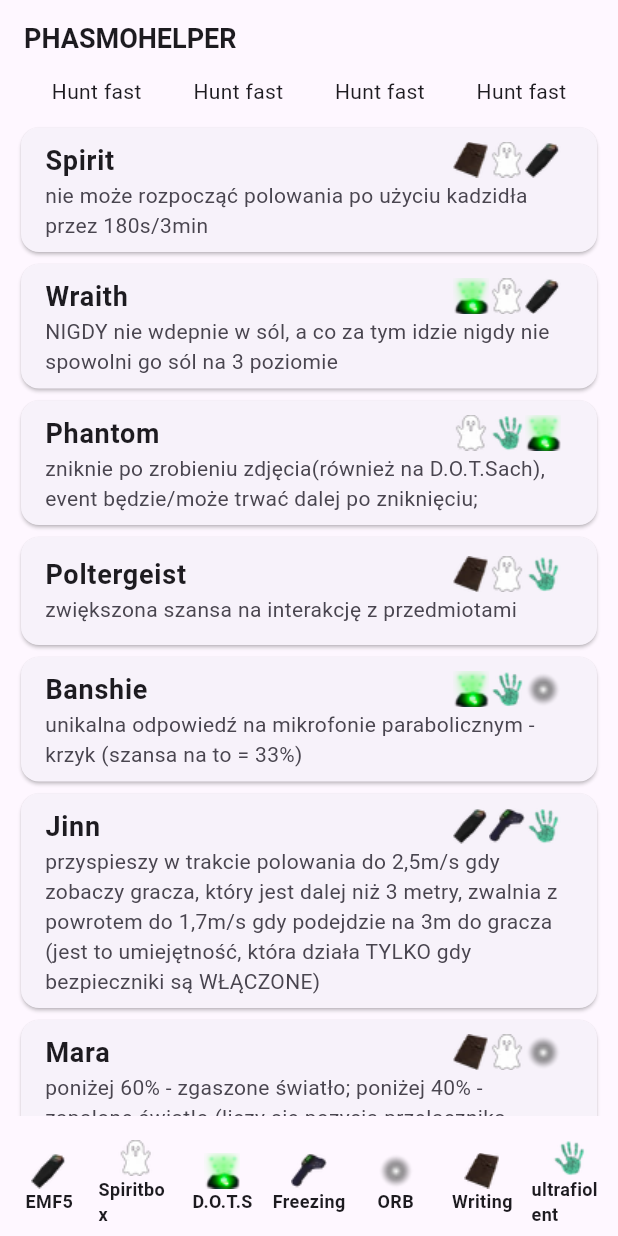
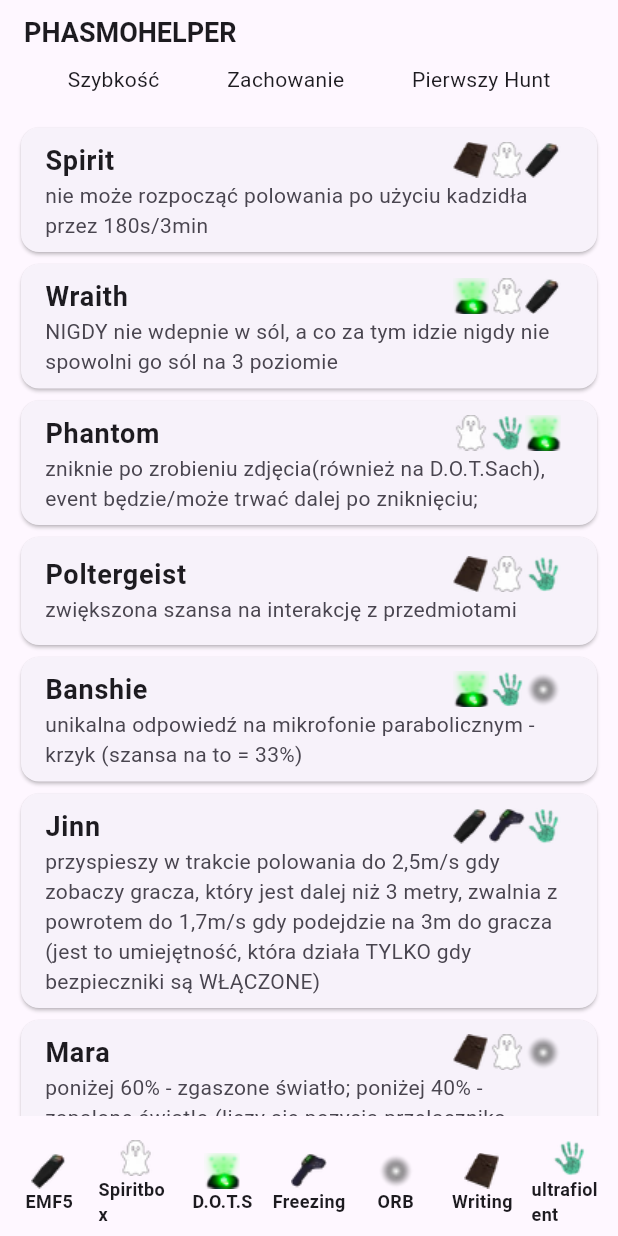
Before and after one commit to kakus94/flutter_phasmohelper, a Flutter app: the screen it shows after launch, on a phone screen of 412 x 824 dp. Run offline on Flutter 3.47's test engine with Material 3 defaults, Android fonts, the light colour scheme and no system bars; our stand-ins replace flutter_bloc, get_it, go_router; generated files the repository leaves out were written again.

Commit message:
added behaivor hunt

```diff
--- a/lib/controller/game_controller.dart
+++ b/lib/controller/game_controller.dart
@@ -6,7 +6,7 @@
   List<GhostModel> ghostList = Database.ghostList;
   List<Evidence> findedEvidences = [];
   Speed? norlmalSpeed;
-  Speed? superSpeed;
+  BehaviorHunt? behaviorHunt;
   HuntSanity? huntSanity;
 
   void addEvidence(Evidence evidence) {
@@ -25,8 +25,8 @@
     norlmalSpeed = speed;
   }
 
-  void setSuperSpeed(Speed speed) {
-    superSpeed = speed;
+  void setBehaviorHunt(BehaviorHunt? speed) {
+    behaviorHunt = speed;
   }
 
   void setHuntSanity(HuntSanity huntSanity) {
@@ -44,7 +44,6 @@
       if (findedEvidences.isEmpty) {
         return true;
       }
-
 
       if (findedEvidences.every((evidence) => e.evidence.contains(evidence))) {
         return true;
--- a/lib/main/cubit/main_screen.dart
+++ b/lib/main/cubit/main_screen.dart
@@ -6,6 +6,7 @@
 import 'package:flutter_phasmohelper/main/cubit/main_cubit.dart';
 import 'package:flutter_phasmohelper/main/cubit/main_state.dart';
 import 'package:flutter_phasmohelper/main/subview/bottom_navbar.dart';
+import 'package:flutter_phasmohelper/main/subview/top_drop_menu.dart';
 import 'package:flutter_phasmohelper/models/enums.dart';
 import 'package:flutter_phasmohelper/models/ghost/ghost_model.dart';
 
@@ -41,14 +42,9 @@
         centerTitle: false,
         bottom: PreferredSize(
           preferredSize: const Size.fromHeight(15),
-          child: Row(
-            mainAxisAlignment: MainAxisAlignment.spaceEvenly,
-            children: [
-              _FastHuntNormal(),
-              _FastHuntNormal(),
-              _FastHuntNormal(),
-              _FastHuntNormal(),
-            ],
+          child: Padding(
+            padding: const EdgeInsets.only(bottom: 8),
+            child: TopDropMenu(),
           ),
         ),
       ),
--- a/lib/main/subview/bottom_navbar.dart
+++ b/lib/main/subview/bottom_navbar.dart
@@ -1,5 +1,3 @@
-import 'dart:math';
-
 import 'package:flutter/material.dart';
 import 'package:flutter_bloc/flutter_bloc.dart';
 import 'package:flutter_phasmohelper/config/di.dart';
--- a/lib/main/subview/top_drop_menu.dart
+++ b/lib/main/subview/top_drop_menu.dart
@@ -1,33 +1,19 @@
-
-
 import 'package:flutter/material.dart';
 
 class TopDropMenu extends StatelessWidget {
-
+  const TopDropMenu({super.key});
 
   @override
   Widget build(BuildContext context) {
-    return
-           Row(
-            mainAxisAlignment: MainAxisAlignment.spaceEvenly,
-            children: [
-              _FastHuntNormal(),
-              _FastHuntNormal(),
-              _FastHuntNormal(),
-              _FastHuntNormal(),
-            ],
-          )
-        ;
+    return const Row(
+      mainAxisAlignment: MainAxisAlignment.spaceEvenly,
+      children: [_FastHuntNormal(), _BehaviorHunt(), _HuntTime()],
+    );
   }
-
-
 }
 
-
 class _FastHuntNormal extends StatelessWidget {
-  const _FastHuntNormal({
-    super.key,
-  });
+  const _FastHuntNormal();
 
   @override
   Widget build(BuildContext context) {
@@ -35,35 +21,107 @@
       shape: RoundedRectangleBorder(
         borderRadius: BorderRadius.circular(20),
       ),
-      // icon: const Icon(Icons.format_align_justify),
-      child: const Text('Hunt fast'),
+      constraints:
+          const BoxConstraints(maxHeight: 300, maxWidth: 300, minWidth: 100),
+      // color: colorDialog,
+      onSelected: (value) {},
+      itemBuilder: (context) {
+        return [
+          const PopupMenuItem(
+            value: "wyloguj",
+            child: Text("slow"),
+          ),
+          const PopupMenuItem(
+            value: "O aplikacji",
+            child: Text("normal"),
+          ),
+          const PopupMenuItem(
+            value: "Pomoc",
+            child: Text("fast"),
+          ),
+          const PopupMenuItem(
+            value: "Pomoc",
+            child: Text("very fast"),
+          ),
+        ];
+      },
+      child: const Text('Szybkość'),
+    );
+  }
+}
+
+class _BehaviorHunt extends StatelessWidget {
+  const _BehaviorHunt();
+
+  @override
+  Widget build(BuildContext context) {
+    return PopupMenuButton<String>(
+      shape: RoundedRectangleBorder(
+        borderRadius: BorderRadius.circular(20),
+      ),
       constraints: const BoxConstraints(
         maxHeight: 300,
-        maxWidth: 300,
-        minWidth: 200,
+        maxWidth: 200,
+        minWidth: 75,
       ),
       // color: colorDialog,
       onSelected: (value) {},
       itemBuilder: (context) {
         return [
-          PopupMenuItem(
+          const PopupMenuItem(
             value: "wyloguj",
-            child: Text("slow"),
+            child: Text("Zwalnia"),
           ),
-          PopupMenuItem(
+          const PopupMenuItem(
             value: "O aplikacji",
-            child: Text("normal"),
+            child: Text("bez zmian"),
           ),
-          PopupMenuItem(
+          const PopupMenuItem(
             value: "Pomoc",
-            child: Text("fast"),
-          ),
-          PopupMenuItem(
-            value: "Pomoc",
-            child: Text("very fast"),
+            child: Text("Przyspiesza"),
           ),
         ];
       },
+      // icon: const Icon(Icons.format_align_justify),
+      child: const Text('Zachowanie'),
     );
   }
 }
+
+class _HuntTime extends StatelessWidget {
+  const _HuntTime();
+
+  @override
+  Widget build(BuildContext context) {
+    return PopupMenuButton<String>(
+      shape: RoundedRectangleBorder(
+        borderRadius: BorderRadius.circular(20),
+      ),
+      constraints: const BoxConstraints(
+        maxHeight: 300,
+        maxWidth: 200,
+        minWidth: 75,
+      ),
+      // color: colorDialog,
+      onSelected: (value) {},
+      itemBuilder: (context) {
+        return [
+          const PopupMenuItem(
+            value: "wyloguj",
+            child: Text("Wczesnie"),
+          ),
+          const PopupMenuItem(
+            value: "O aplikacji",
+            child: Text("Normalnie"),
+          ),
+          const PopupMenuItem(
+            value: "Pomoc",
+            child: Text("Poźno"),
+          ),
+        ];
+      },
+      // icon: const Icon(Icons.format_align_justify),
+      child: const Text('Pierwszy Hunt'),
+    );
+  }
+}
--- a/lib/models/enums.dart
+++ b/lib/models/enums.dart
@@ -45,3 +45,5 @@
 enum CanRecognizedHunting { yes, no, maybe }
 
 enum DifficultyWithoutEvidence { easy, medium, hard, posibleMultiolayer }
+
+enum BehaviorHunt { slowsDown, normal, speedsUp }
```
